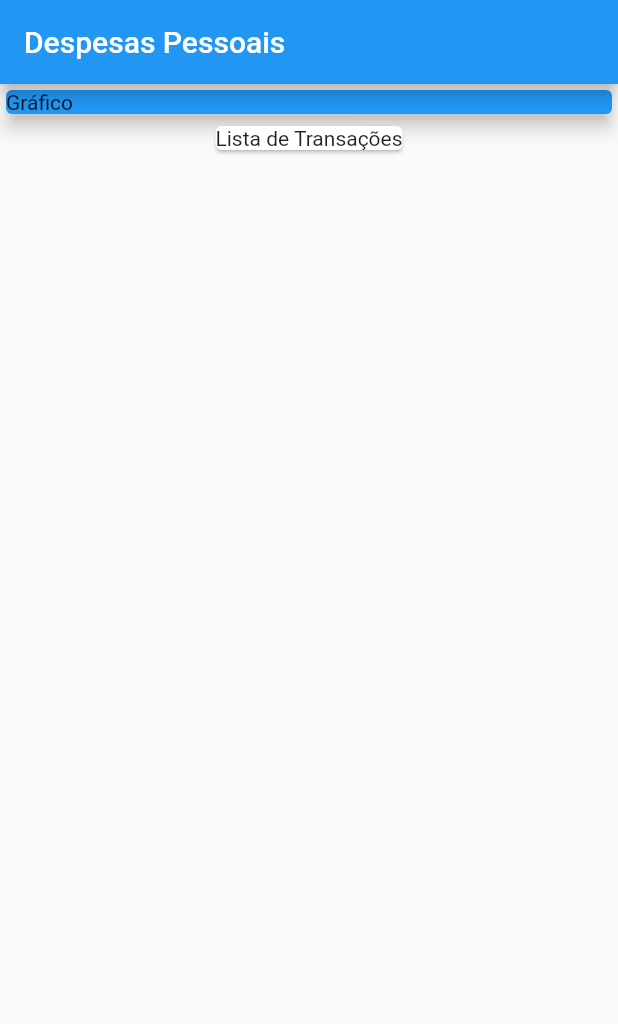
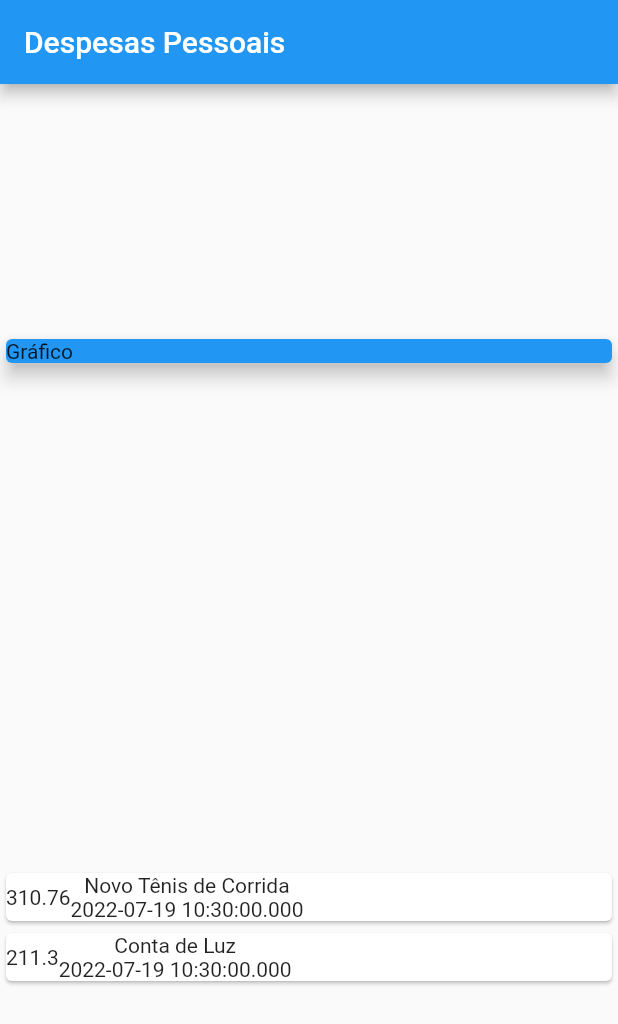
Before and after one commit to luwanhika/expenses, a Flutter app: the screen it shows after launch, on a phone screen of 412 x 824 dp. Shown: the top 1024 px of the screen. Run offline on Flutter 3.47's test engine with Material 2 defaults, Android fonts, the phone set to English and light mode, and no system bars.

Commit message:
criando a lista de transação

```diff
--- a/lib/main.dart
+++ b/lib/main.dart
@@ -1,4 +1,6 @@
 import 'package:flutter/material.dart';
+
+import 'models/transaction.dart';
 
 main() => runApp(const ExpensesApp());
 
@@ -7,14 +9,28 @@ class ExpensesApp extends StatelessWidget {
 
   @override
   Widget build(BuildContext context) {
-    return const MaterialApp(
+    return MaterialApp(
       home: MyHomePage(),
     );
   }
 }
 
 class MyHomePage extends StatelessWidget {
-  const MyHomePage({Key? key}) : super(key: key);
+  final _transactions = [
+    Transaction(
+      id: 't1',
+      title: 'Novo Tênis de Corrida',
+      value: 310.76,
+      date: DateTime.now(),
+    ),
+    Transaction(
+      id: 't2',
+      title: 'Conta de Luz',
+      value: 211.30,
+      date: DateTime.now(),
+    )
+  ];
+  MyHomePage({Key? key}) : super(key: key);
 
   @override
   Widget build(BuildContext context) {
@@ -23,8 +39,10 @@ class MyHomePage extends StatelessWidget {
         title: const Text('Despesas Pessoais'),
       ),
       body: Column(
-        children: const [
-          SizedBox(
+        mainAxisAlignment: MainAxisAlignment.spaceAround,
+        crossAxisAlignment: CrossAxisAlignment.stretch,
+        children: [
+          const SizedBox(
             width: double.infinity,
             child: Card(
               color: Colors.blue,
@@ -32,9 +50,29 @@ class MyHomePage extends StatelessWidget {
               child: Text('Gráfico'),
             ),
           ),
-          Card(
-            child: Text('Lista de Transações'),
-          )
+          Column(
+            children: _transactions.map((tr) {
+              return Card(
+                child: Row(
+                  children: [
+                    SizedBox(
+                      child: Text(
+                        tr.value.toString(),
+                      ),
+                    ),
+                    Column(
+                      children: [
+                        Text(tr.title),
+                        Text(
+                          tr.date.toString(),
+                        ),
+                      ],
+                    ),
+                  ],
+                ),
+              );
+            }).toList(),
+          ),
         ],
       ),
     );
--- /dev/null
+++ b/lib/models/transaction.dart
@@ -0,0 +1,13 @@
+class Transaction {
+  final String id;
+  final String title;
+  final double value;
+  final DateTime date;
+
+  Transaction({
+    required this.id,
+    required this.title,
+    required this.value,
+    required this.date,
+    });
+}
```
